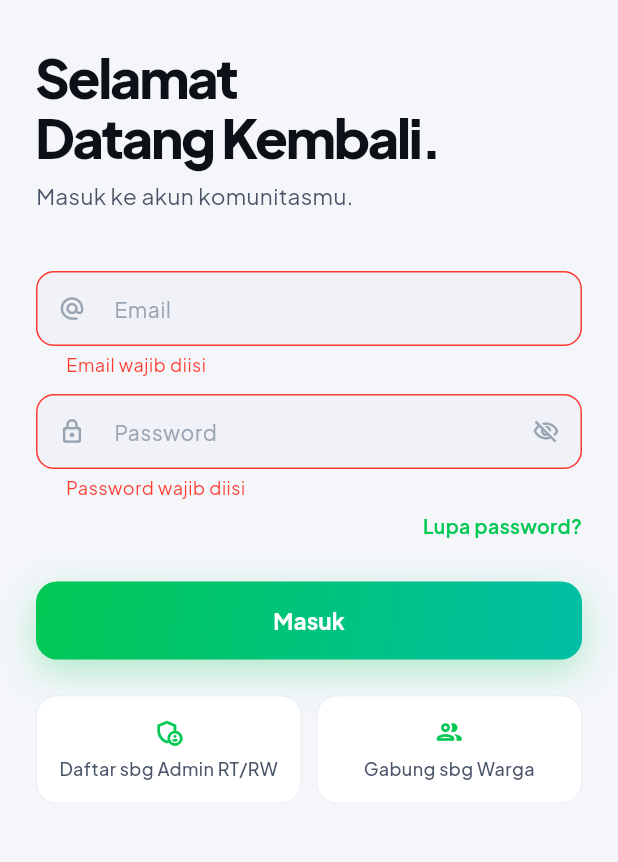
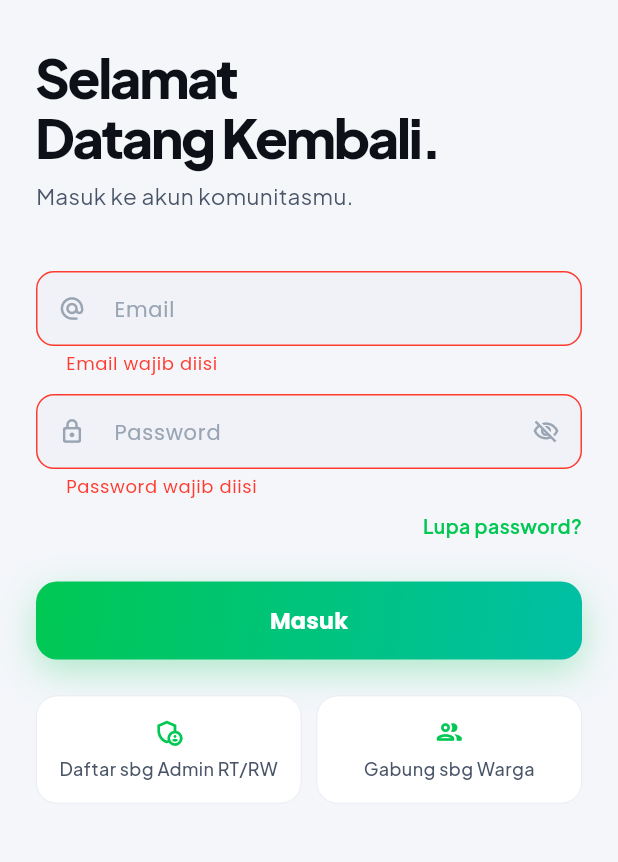
Before and after one commit to IchsanJunaedi/rukunin, a Flutter app: the screen it shows after launch, after a tap on "Masuk", on a phone screen of 412 x 824 dp, the part 113-975 px from its top. Run offline on Flutter 3.47's test engine with Material 3 defaults, Android fonts, the phone set to English and light mode, and no system bars; our stand-ins replace cached_network_image, dio, file_picker, firebase_core, firebase_messaging, fl_chart and 8 more; missing offline and left inert: file_saver; accounts and stored records are empty.

Commit message:
chore(app): update design system tokens, theme, and components
Co-Authored-By: Claude Sonnet 4.6 <noreply@anthropic.com>

```diff
--- a/lib/app/theme.dart
+++ b/lib/app/theme.dart
@@ -34,8 +34,8 @@ class AppTextStyles {
         letterSpacing: -1.5,
       );
 
-  static TextStyle body(double size, {Color color = AppColors.onSurface, FontWeight weight = FontWeight.w400}) =>
-      GoogleFonts.plusJakartaSans(
+  static TextStyle body(double size, {Color color = AppColors.onSurface, FontWeight weight = FontWeight.w600}) =>
+      GoogleFonts.poppins(
         fontSize: size,
         fontWeight: weight,
         color: color,
@@ -43,7 +43,7 @@ class AppTextStyles {
       );
 
   static TextStyle label(double size, {Color color = AppColors.onSurface}) =>
-      GoogleFonts.plusJakartaSans(
+      GoogleFonts.poppins(
         fontSize: size,
         fontWeight: FontWeight.w600,
         color: color,
@@ -95,7 +95,7 @@ ThemeData buildAppTheme([Brightness brightness = Brightness.light]) {
     brightness: brightness,
     colorScheme: colorScheme,
     scaffoldBackgroundColor: bg,
-    fontFamily: GoogleFonts.plusJakartaSans().fontFamily,
+    fontFamily: GoogleFonts.poppins().fontFamily,
 
     // ── AppBar ──────────────────────────────────────────────────────────────
     appBarTheme: AppBarTheme(
@@ -104,7 +104,7 @@ ThemeData buildAppTheme([Brightness brightness = Brightness.light]) {
       elevation: 0,
       scrolledUnderElevation: 0,
       surfaceTintColor: Colors.transparent,
-      titleTextStyle: GoogleFonts.plusJakartaSans(
+      titleTextStyle: GoogleFonts.poppins(
         fontSize: 17,
         fontWeight: FontWeight.w700,
         color: textPri,
@@ -129,9 +129,9 @@ ThemeData buildAppTheme([Brightness brightness = Brightness.light]) {
       showUnselectedLabels: true,
       type: BottomNavigationBarType.fixed,
       elevation: 0,
-      selectedLabelStyle: GoogleFonts.plusJakartaSans(
+      selectedLabelStyle: GoogleFonts.poppins(
           fontSize: 11, fontWeight: FontWeight.w600),
-      unselectedLabelStyle: GoogleFonts.plusJakartaSans(
+      unselectedLabelStyle: GoogleFonts.poppins(
           fontSize: 11, fontWeight: FontWeight.w500),
     ),
 
@@ -147,12 +147,12 @@ ThemeData buildAppTheme([Brightness brightness = Brightness.light]) {
       }),
       labelTextStyle: WidgetStateProperty.resolveWith((states) {
         if (states.contains(WidgetState.selected)) {
-          return GoogleFonts.plusJakartaSans(
+          return GoogleFonts.poppins(
             fontSize: 11, fontWeight: FontWeight.w700,
             color: RukuninColors.brandGreen,
           );
         }
-        return GoogleFonts.plusJakartaSans(
+        return GoogleFonts.poppins(
           fontSize: 11, fontWeight: FontWeight.w500, color: textTer,
         );
       }),
@@ -199,9 +199,9 @@ ThemeData buildAppTheme([Brightness brightness = Brightness.light]) {
         borderRadius: BorderRadius.circular(12),
         borderSide: const BorderSide(color: RukuninColors.error, width: 1.5),
       ),
-      hintStyle: GoogleFonts.plusJakartaSans(fontSize: 14, color: textTer),
-      labelStyle: GoogleFonts.plusJakartaSans(fontSize: 14, color: textSec),
-      errorStyle: GoogleFonts.plusJakartaSans(
+      hintStyle: GoogleFonts.poppins(fontSize: 14, color: textTer),
+      labelStyle: GoogleFonts.poppins(fontSize: 14, color: textSec),
+      errorStyle: GoogleFonts.poppins(
           fontSize: 12, color: RukuninColors.error),
     ),
 
@@ -220,7 +220,7 @@ ThemeData buildAppTheme([Brightness brightness = Brightness.light]) {
         shape: RoundedRectangleBorder(
           borderRadius: BorderRadius.circular(14),
         ),
-        textStyle: GoogleFonts.plusJakartaSans(
+        textStyle: GoogleFonts.poppins(
             fontSize: 15, fontWeight: FontWeight.w700),
         padding: const EdgeInsets.symmetric(horizontal: 24, vertical: 14),
       ),
@@ -235,7 +235,7 @@ ThemeData buildAppTheme([Brightness brightness = Brightness.light]) {
         shape: RoundedRectangleBorder(
           borderRadius: BorderRadius.circular(14),
         ),
-        textStyle: GoogleFonts.plusJakartaSans(
+        textStyle: GoogleFonts.poppins(
             fontSize: 15, fontWeight: FontWeight.w600),
       ),
     ),
@@ -244,7 +244,7 @@ ThemeData buildAppTheme([Brightness brightness = Brightness.light]) {
     textButtonTheme: TextButtonThemeData(
       style: TextButton.styleFrom(
         foregroundColor: RukuninColors.brandGreen,
-        textStyle: GoogleFonts.plusJakartaSans(
+        textStyle: GoogleFonts.poppins(
             fontSize: 14, fontWeight: FontWeight.w600),
       ),
     ),
@@ -266,7 +266,7 @@ ThemeData buildAppTheme([Brightness brightness = Brightness.light]) {
     chipTheme: ChipThemeData(
       backgroundColor: surface2,
       selectedColor: RukuninColors.brandGreen.withValues(alpha: 0.15),
-      labelStyle: GoogleFonts.plusJakartaSans(
+      labelStyle: GoogleFonts.poppins(
           fontSize: 13, fontWeight: FontWeight.w500, color: textSec),
       side: BorderSide(color: border, width: 0.5),
       shape: RoundedRectangleBorder(borderRadius: BorderRadius.circular(8)),
@@ -279,9 +279,9 @@ ThemeData buildAppTheme([Brightness brightness = Brightness.light]) {
       unselectedLabelColor: textSec,
       indicatorColor: RukuninColors.brandGreen,
       indicatorSize: TabBarIndicatorSize.label,
-      labelStyle: GoogleFonts.plusJakartaSans(
+      labelStyle: GoogleFonts.poppins(
           fontSize: 14, fontWeight: FontWeight.w700),
-      unselectedLabelStyle: GoogleFonts.plusJakartaSans(
+      unselectedLabelStyle: GoogleFonts.poppins(
           fontSize: 14, fontWeight: FontWeight.w500),
       dividerColor: border,
       overlayColor: WidgetStateProperty.all(Colors.transparent),
@@ -298,9 +298,9 @@ ThemeData buildAppTheme([Brightness brightness = Brightness.light]) {
     listTileTheme: ListTileThemeData(
       contentPadding: const EdgeInsets.symmetric(horizontal: 16, vertical: 4),
       tileColor: surface,
-      titleTextStyle: GoogleFonts.plusJakartaSans(
+      titleTextStyle: GoogleFonts.poppins(
           fontSize: 14, fontWeight: FontWeight.w600, color: textPri),
-      subtitleTextStyle: GoogleFonts.plusJakartaSans(
+      subtitleTextStyle: GoogleFonts.poppins(
           fontSize: 13, color: textSec),
       iconColor: textSec,
       minLeadingWidth: 0,
@@ -315,9 +315,9 @@ ThemeData buildAppTheme([Brightness brightness = Brightness.light]) {
         borderRadius: BorderRadius.circular(20),
         side: BorderSide(color: border, width: 0.5),
       ),
-      titleTextStyle: GoogleFonts.plusJakartaSans(
+      titleTextStyle: GoogleFonts.poppins(
           fontSize: 17, fontWeight: FontWeight.w700, color: textPri),
-      contentTextStyle: GoogleFonts.plusJakartaSans(
+      contentTextStyle: GoogleFonts.poppins(
           fontSize: 14, color: textSec, height: 1.5),
     ),
 
@@ -326,7 +326,7 @@ ThemeData buildAppTheme([Brightness brightness = Brightness.light]) {
       backgroundColor: isDark
           ? const Color(0xFF1C2330)
           : const Color(0xFF0D1117),
-      contentTextStyle: GoogleFonts.plusJakartaSans(
+      contentTextStyle: GoogleFonts.poppins(
           fontSize: 14, color: Colors.white),
       shape: RoundedRectangleBorder(borderRadius: BorderRadius.circular(12)),
       behavior: SnackBarBehavior.floating,
@@ -402,10 +402,10 @@ ThemeData buildAppTheme([Brightness brightness = Brightness.light]) {
         borderRadius: BorderRadius.circular(14),
         side: BorderSide(color: border, width: 0.5),
       ),
-      textStyle: GoogleFonts.plusJakartaSans(fontSize: 14, color: textPri),
+      textStyle: GoogleFonts.poppins(fontSize: 14, color: textPri),
     ),
 
-    textTheme: GoogleFonts.plusJakartaSansTextTheme(
+    textTheme: GoogleFonts.poppinsTextTheme(
       ThemeData(brightness: brightness).textTheme,
     ),
   );
```
Also changed, not shown: lib/app/components.dart (+16 -16 lines), lib/app/typography.dart (+33 -33 lines).
